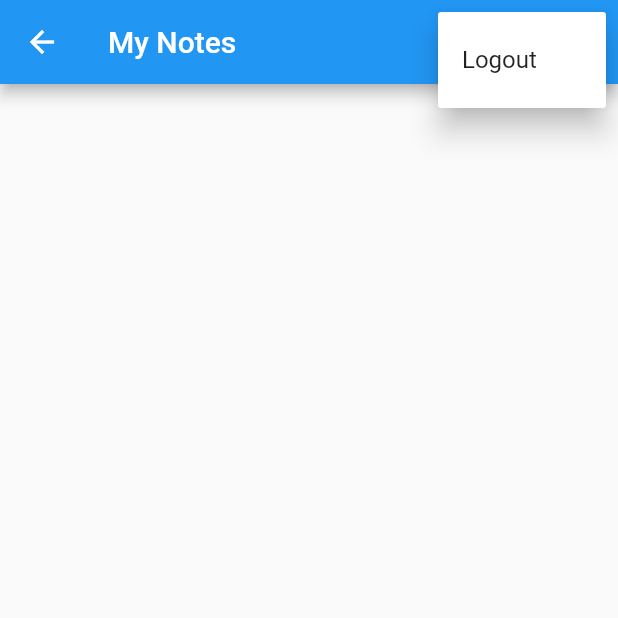
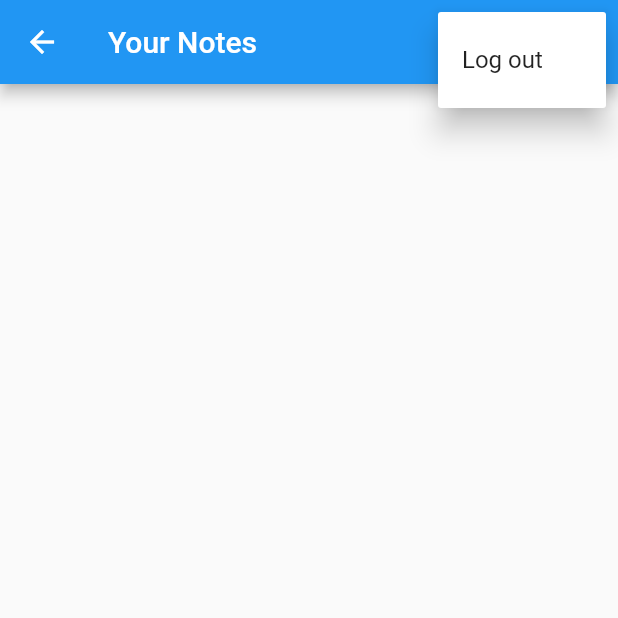
Before and after one commit to Mo1598/mynotes, a Flutter app: the NotesView screen opened by its route, after a tap on the "more vert" icon, on a phone screen of 412 x 824 dp, the top half of it. Run offline on Flutter 3.47's test engine with Material 2 defaults, Android fonts, the phone set to English and light mode, and no system bars; our stand-ins replace firebase_auth, firebase_core, sqflite; accounts and stored records are empty.

Commit message:
Technical bug.

```diff
--- a/lib/services/crud/notes_service.dart
+++ b/lib/services/crud/notes_service.dart
@@ -1,9 +1,10 @@
 import 'dart:async';
+
 import 'package:flutter/foundation.dart';
 import 'package:mynotes/services/crud/crud_exceptions.dart';
 import 'package:sqflite/sqflite.dart';
+import 'package:path_provider/path_provider.dart';
 import 'package:path/path.dart' show join;
-import 'package:path_provider/path_provider.dart';
 
 class NotesService {
   Database? _db;
@@ -48,19 +49,22 @@ class NotesService {
   }) async {
     await _ensureDbIsOpen();
     final db = _getDatabaseOrThrow();
-    //make sure note exists
+
+    // make sure note exists
     await getNote(id: note.id);
-    //update db
+
+    // update DB
     final updatesCount = await db.update(noteTable, {
       textColumn: text,
       isSyncedWithCloudColumn: 0,
     });
+
     if (updatesCount == 0) {
       throw CouldNotUpdateNote();
     } else {
       final updatedNote = await getNote(id: note.id);
       _notes.removeWhere((note) => note.id == updatedNote.id);
-      _notes.add(note);
+      _notes.add(updatedNote);
       _notesStreamController.add(_notes);
       return updatedNote;
     }
@@ -69,9 +73,7 @@ class NotesService {
   Future<Iterable<DatabaseNote>> getAllNotes() async {
     await _ensureDbIsOpen();
     final db = _getDatabaseOrThrow();
-    final notes = await db.query(
-      noteTable,
-    );
+    final notes = await db.query(noteTable);
 
     return notes.map((noteRow) => DatabaseNote.fromRow(noteRow));
   }
@@ -85,6 +87,7 @@ class NotesService {
       where: 'id = ?',
       whereArgs: [id],
     );
+
     if (notes.isEmpty) {
       throw CouldNotFindNote();
     } else {
@@ -113,7 +116,7 @@ class NotesService {
       where: 'id = ?',
       whereArgs: [id],
     );
-    if (deletedCount != 1) {
+    if (deletedCount == 0) {
       throw CouldNotDeleteNote();
     } else {
       _notes.removeWhere((note) => note.id == id);
@@ -124,18 +127,21 @@ class NotesService {
   Future<DatabaseNote> createNote({required DatabaseUser owner}) async {
     await _ensureDbIsOpen();
     final db = _getDatabaseOrThrow();
-    //make sure owner exists in the database with the correct id
+
+    // make sure owner exists in the database with the correct id
     final dbUser = await getUser(email: owner.email);
     if (dbUser != owner) {
       throw CouldNotFindUser();
     }
+
     const text = '';
-    //create the note
+    // create the note
     final noteId = await db.insert(noteTable, {
       userIdColumn: owner.id,
       textColumn: text,
       isSyncedWithCloudColumn: 1,
     });
+
     final note = DatabaseNote(
       id: noteId,
       userId: owner.id,
@@ -152,12 +158,14 @@ class NotesService {
   Future<DatabaseUser> getUser({required String email}) async {
     await _ensureDbIsOpen();
     final db = _getDatabaseOrThrow();
+
     final results = await db.query(
       userTable,
       limit: 1,
       where: 'email = ?',
       whereArgs: [email.toLowerCase()],
     );
+
     if (results.isEmpty) {
       throw CouldNotFindUser();
     } else {
@@ -177,10 +185,15 @@ class NotesService {
     if (results.isNotEmpty) {
       throw UserAlreadyExists();
     }
+
     final userId = await db.insert(userTable, {
       emailColumn: email.toLowerCase(),
     });
-    return DatabaseUser(id: userId, email: email);
+
+    return DatabaseUser(
+      id: userId,
+      email: email,
+    );
   }
 
   Future<void> deleteUser({required String email}) async {
@@ -219,7 +232,7 @@ class NotesService {
     try {
       await open();
     } on DatabaseAlreadyOpenException {
-      throw DatabaseAlreadyOpenException();
+      // empty
     }
   }
 
@@ -232,10 +245,10 @@ class NotesService {
       final dbPath = join(docsPath.path, dbName);
       final db = await openDatabase(dbPath);
       _db = db;
-
-      db.execute(createUserTable);
-
-      db.execute(createNoteTable);
+      // create the user table
+      await db.execute(createUserTable);
+      // create note table
+      await db.execute(createNoteTable);
       await _cacheNotes();
     } on MissingPlatformDirectoryException {
       throw UnableToGetDocumentsDirectory();
@@ -247,7 +260,6 @@ class NotesService {
 class DatabaseUser {
   final int id;
   final String email;
-
   const DatabaseUser({
     required this.id,
     required this.email,
@@ -292,14 +304,14 @@ class DatabaseNote {
       'Note, ID = $id, userId = $userId, isSyncedWithCloud = $isSyncedWithCloud, text = $text';
 
   @override
-  bool operator ==(covariant DatabaseUser other) => id == other.id;
+  bool operator ==(covariant DatabaseNote other) => id == other.id;
 
   @override
   int get hashCode => id.hashCode;
 }
 
 const dbName = 'notes.db';
-const noteTable = 'notes';
+const noteTable = 'note';
 const userTable = 'user';
 const idColumn = 'id';
 const emailColumn = 'email';
@@ -316,6 +328,6 @@ const createNoteTable = '''CREATE TABLE IF NOT EXISTS "note" (
         "user_id"	INTEGER NOT NULL,
         "text"	TEXT,
         "is_synced_with_cloud"	INTEGER NOT NULL DEFAULT 0,
-      	PRIMARY KEY("id" AUTOINCREMENT),
-      	FOREIGN KEY("user_id") REFERENCES "user"("id")
+        FOREIGN KEY("user_id") REFERENCES "user"("id"),
+        PRIMARY KEY("id" AUTOINCREMENT)
       );''';
--- a/lib/views/notes/notes_views.dart
+++ b/lib/views/notes/notes_views.dart
@@ -5,10 +5,10 @@ import 'package:mynotes/services/auth/auth_service.dart';
 import 'package:mynotes/services/crud/notes_service.dart';
 
 class NotesView extends StatefulWidget {
-  const NotesView({super.key});
+  const NotesView({Key? key}) : super(key: key);
 
   @override
-  State<NotesView> createState() => _NotesViewState();
+  _NotesViewState createState() => _NotesViewState();
 }
 
 class _NotesViewState extends State<NotesView> {
@@ -18,7 +18,6 @@ class _NotesViewState extends State<NotesView> {
   @override
   void initState() {
     _notesService = NotesService();
-    _notesService.open();
     super.initState();
   }
 
@@ -26,7 +25,7 @@ class _NotesViewState extends State<NotesView> {
   Widget build(BuildContext context) {
     return Scaffold(
       appBar: AppBar(
-        title: const Text('My Notes'),
+        title: const Text('Your Notes'),
         actions: [
           IconButton(
             onPressed: () {
@@ -38,10 +37,9 @@ class _NotesViewState extends State<NotesView> {
             onSelected: (value) async {
               switch (value) {
                 case MenuAction.logout:
-                  final shouldLogOut = await showLogOutDialog(context);
-                  if (shouldLogOut) {
+                  final shouldLogout = await showLogOutDialog(context);
+                  if (shouldLogout) {
                     await AuthService.firebase().logout();
-                    // ignore: use_build_context_synchronously
                     Navigator.of(context).pushNamedAndRemoveUntil(
                       loginRoute,
                       (_) => false,
@@ -51,10 +49,10 @@ class _NotesViewState extends State<NotesView> {
             },
             itemBuilder: (context) {
               return const [
-                PopupMenuItem(
+                PopupMenuItem<MenuAction>(
                   value: MenuAction.logout,
-                  child: Text('Logout'),
-                )
+                  child: Text('Log out'),
+                ),
               ];
             },
           )
@@ -109,7 +107,7 @@ Future<bool> showLogOutDialog(BuildContext context) {
     context: context,
     builder: (context) {
       return AlertDialog(
-        title: const Text('Sign Out.'),
+        title: const Text('Sign out'),
         content: const Text('Are you sure you want to sign out?'),
         actions: [
           TextButton(
@@ -122,7 +120,7 @@ Future<bool> showLogOutDialog(BuildContext context) {
             onPressed: () {
               Navigator.of(context).pop(true);
             },
-            child: const Text('Logout'),
+            child: const Text('Log out'),
           ),
         ],
       );
```
Also changed, not shown: lib/views/notes/new_note_view.dart (+4 -4 lines). Lines whose indentation alone changed are shown as unchanged.
